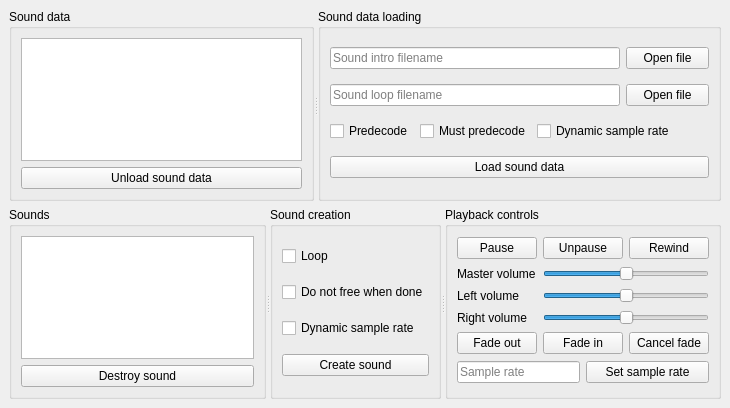
First picture: the form in examples/gui-qt/mainwindow.ui, repository Clownacy/clownaudio, before the edit.
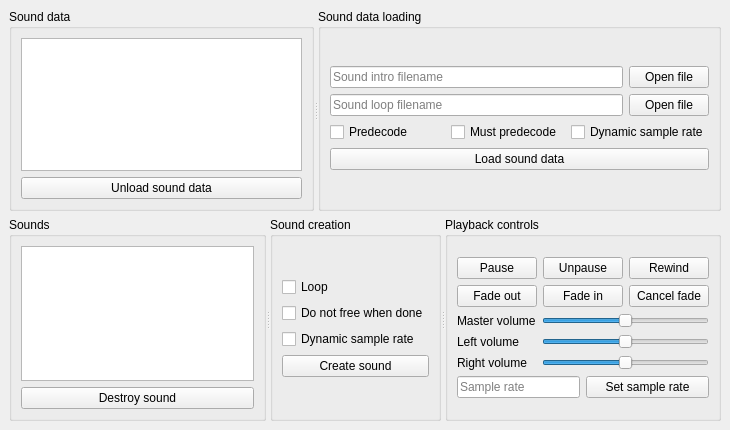
Second picture: the form after the edit.

Commit message: Qt6: More layout goofing

The edit to the form file:
```diff
--- a/examples/gui-qt/mainwindow.ui
+++ b/examples/gui-qt/mainwindow.ui
@@ -7,7 +7,7 @@
     <x>0</x>
     <y>0</y>
     <width>730</width>
-    <height>408</height>
+    <height>430</height>
    </rect>
   </property>
   <property name="windowTitle">
@@ -47,57 +47,78 @@
        <property name="title">
         <string>Sound data loading</string>
        </property>
+       <layout class="QVBoxLayout" name="verticalLayout_4">
+        <item>
+         <spacer name="verticalSpacer_5">
+          <property name="orientation">
+           <enum>Qt::Vertical</enum>
+          </property>
+          <property name="sizeHint" stdset="0">
+           <size>
+            <width>20</width>
+            <height>40</height>
+           </size>
+          </property>
+         </spacer>
+        </item>
+        <item>
        <layout class="QGridLayout" name="gridLayout">
-        <item row="0" column="0" colspan="3">
+          <item row="0" column="0">
          <widget class="QLineEdit" name="lineEdit_File1">
           <property name="placeholderText">
            <string>Sound intro filename</string>
           </property>
          </widget>
         </item>
-        <item row="0" column="3">
+          <item row="0" column="1">
          <widget class="QPushButton" name="pushButton_File1Open">
           <property name="text">
            <string>Open file</string>
           </property>
          </widget>
         </item>
-        <item row="1" column="0" colspan="3">
+          <item row="1" column="0">
          <widget class="QLineEdit" name="lineEdit_File2">
           <property name="placeholderText">
            <string>Sound loop filename</string>
           </property>
          </widget>
         </item>
-        <item row="1" column="3">
+          <item row="1" column="1">
          <widget class="QPushButton" name="pushButton_File2Open">
           <property name="text">
            <string>Open file</string>
           </property>
          </widget>
         </item>
-        <item row="2" column="0">
+         </layout>
+        </item>
+        <item>
+         <layout class="QHBoxLayout" name="horizontalLayout_2">
+          <item>
          <widget class="QCheckBox" name="checkBox_Predecode">
           <property name="text">
            <string>Predecode</string>
           </property>
          </widget>
         </item>
-        <item row="2" column="1">
+          <item>
          <widget class="QCheckBox" name="checkBox_MustPredecode">
           <property name="text">
            <string>Must predecode</string>
           </property>
          </widget>
         </item>
-        <item row="2" column="2" colspan="2">
+          <item>
          <widget class="QCheckBox" name="checkBox_DataDynamicSampleRate">
           <property name="text">
            <string>Dynamic sample rate</string>
           </property>
          </widget>
         </item>
-        <item row="3" column="0" colspan="4">
+         </layout>
+        </item>
+        <item>
          <widget class="QPushButton" name="pushButton_LoadSoundData">
           <property name="text">
            <string>Load sound data</string>
@@ -107,6 +128,19 @@
           </property>
          </widget>
         </item>
+        <item>
+         <spacer name="verticalSpacer_6">
+          <property name="orientation">
+           <enum>Qt::Vertical</enum>
+          </property>
+          <property name="sizeHint" stdset="0">
+           <size>
+            <width>20</width>
+            <height>40</height>
+           </size>
+          </property>
+         </spacer>
+        </item>
        </layout>
       </widget>
      </widget>
@@ -144,6 +178,19 @@
         <string>Sound creation</string>
        </property>
        <layout class="QVBoxLayout" name="verticalLayout_5">
+        <item>
+         <spacer name="verticalSpacer">
+          <property name="orientation">
+           <enum>Qt::Vertical</enum>
+          </property>
+          <property name="sizeHint" stdset="0">
+           <size>
+            <width>20</width>
+            <height>40</height>
+           </size>
+          </property>
+         </spacer>
+        </item>
         <item>
          <widget class="QCheckBox" name="checkBox_Loop">
           <property name="enabled">
@@ -184,61 +231,180 @@
           </property>
          </widget>
         </item>
+        <item>
+         <spacer name="verticalSpacer_2">
+          <property name="orientation">
+           <enum>Qt::Vertical</enum>
+          </property>
+          <property name="sizeHint" stdset="0">
+           <size>
+            <width>20</width>
+            <height>40</height>
+           </size>
+          </property>
+         </spacer>
+        </item>
        </layout>
       </widget>
       <widget class="QGroupBox" name="groupBox_PlaybackControls">
        <property name="enabled">
         <bool>true</bool>
        </property>
+       <property name="sizePolicy">
+        <sizepolicy hsizetype="Preferred" vsizetype="Preferred">
+         <horstretch>0</horstretch>
+         <verstretch>0</verstretch>
+        </sizepolicy>
+       </property>
        <property name="title">
         <string>Playback controls</string>
        </property>
+       <layout class="QVBoxLayout" name="verticalLayout_3">
+        <item>
+         <spacer name="verticalSpacer_3">
+          <property name="orientation">
+           <enum>Qt::Vertical</enum>
+          </property>
+          <property name="sizeHint" stdset="0">
+           <size>
+            <width>20</width>
+            <height>40</height>
+           </size>
+          </property>
+         </spacer>
+        </item>
+        <item>
        <layout class="QGridLayout" name="gridLayout_2">
         <item row="0" column="0">
          <widget class="QPushButton" name="pushButton_Pause">
           <property name="enabled">
            <bool>true</bool>
           </property>
+            <property name="sizePolicy">
+             <sizepolicy hsizetype="Minimum" vsizetype="Fixed">
+              <horstretch>0</horstretch>
+              <verstretch>0</verstretch>
+             </sizepolicy>
+            </property>
           <property name="text">
            <string>Pause</string>
           </property>
          </widget>
         </item>
-        <item row="0" column="1" colspan="2">
+          <item row="0" column="1">
          <widget class="QPushButton" name="pushButton_Unpause">
           <property name="enabled">
            <bool>true</bool>
           </property>
+            <property name="sizePolicy">
+             <sizepolicy hsizetype="Minimum" vsizetype="Fixed">
+              <horstretch>0</horstretch>
+              <verstretch>0</verstretch>
+             </sizepolicy>
+            </property>
           <property name="text">
            <string>Unpause</string>
           </property>
          </widget>
         </item>
-        <item row="0" column="3">
+          <item row="0" column="2">
          <widget class="QPushButton" name="pushButton_Rewind">
           <property name="enabled">
            <bool>true</bool>
           </property>
+            <property name="sizePolicy">
+             <sizepolicy hsizetype="Minimum" vsizetype="Fixed">
+              <horstretch>0</horstretch>
+              <verstretch>0</verstretch>
+             </sizepolicy>
+            </property>
           <property name="text">
            <string>Rewind</string>
           </property>
          </widget>
         </item>
         <item row="1" column="0">
+           <widget class="QPushButton" name="pushButton_FadeOut">
+            <property name="enabled">
+             <bool>true</bool>
+            </property>
+            <property name="sizePolicy">
+             <sizepolicy hsizetype="Minimum" vsizetype="Fixed">
+              <horstretch>0</horstretch>
+              <verstretch>0</verstretch>
+             </sizepolicy>
+            </property>
+            <property name="text">
+             <string>Fade out</string>
+            </property>
+           </widget>
+          </item>
+          <item row="1" column="1">
+           <widget class="QPushButton" name="pushButton_FadeIn">
+            <property name="enabled">
+             <bool>true</bool>
+            </property>
+            <property name="sizePolicy">
+             <sizepolicy hsizetype="Minimum" vsizetype="Fixed">
+              <horstretch>0</horstretch>
+              <verstretch>0</verstretch>
+             </sizepolicy>
+            </property>
+            <property name="text">
+             <string>Fade in</string>
+            </property>
+           </widget>
+          </item>
+          <item row="1" column="2">
+           <widget class="QPushButton" name="pushButton_CancelFade">
+            <property name="enabled">
+             <bool>true</bool>
+            </property>
+            <property name="sizePolicy">
+             <sizepolicy hsizetype="Minimum" vsizetype="Fixed">
+              <horstretch>0</horstretch>
+              <verstretch>0</verstretch>
+             </sizepolicy>
+            </property>
+            <property name="text">
+             <string>Cancel fade</string>
+            </property>
+           </widget>
+          </item>
+         </layout>
+        </item>
+        <item>
+         <layout class="QFormLayout" name="formLayout">
+          <property name="sizeConstraint">
+           <enum>QLayout::SetDefaultConstraint</enum>
+          </property>
+          <item row="0" column="0">
          <widget class="QLabel" name="label_MasterVolume">
           <property name="enabled">
            <bool>true</bool>
           </property>
+            <property name="sizePolicy">
+             <sizepolicy hsizetype="Minimum" vsizetype="Preferred">
+              <horstretch>0</horstretch>
+              <verstretch>0</verstretch>
+             </sizepolicy>
+            </property>
           <property name="text">
            <string>Master volume</string>
           </property>
          </widget>
         </item>
-        <item row="1" column="1" colspan="3">
+          <item row="0" column="1">
          <widget class="QSlider" name="horizontalSlider_MasterVolume">
           <property name="enabled">
            <bool>true</bool>
           </property>
+            <property name="sizePolicy">
+             <sizepolicy hsizetype="Minimum" vsizetype="Fixed">
+              <horstretch>0</horstretch>
+              <verstretch>0</verstretch>
+             </sizepolicy>
+            </property>
           <property name="maximum">
            <number>512</number>
           </property>
@@ -256,21 +422,33 @@
           </property>
          </widget>
         </item>
-        <item row="2" column="0">
+          <item row="1" column="0">
          <widget class="QLabel" name="label_LeftVolume">
           <property name="enabled">
            <bool>true</bool>
           </property>
+            <property name="sizePolicy">
+             <sizepolicy hsizetype="Minimum" vsizetype="Preferred">
+              <horstretch>0</horstretch>
+              <verstretch>0</verstretch>
+             </sizepolicy>
+            </property>
           <property name="text">
            <string>Left volume</string>
           </property>
          </widget>
         </item>
-        <item row="2" column="1" colspan="3">
+          <item row="1" column="1">
          <widget class="QSlider" name="horizontalSlider_LeftVolume">
           <property name="enabled">
            <bool>true</bool>
           </property>
+            <property name="sizePolicy">
+             <sizepolicy hsizetype="Minimum" vsizetype="Fixed">
+              <horstretch>0</horstretch>
+              <verstretch>0</verstretch>
+             </sizepolicy>
+            </property>
           <property name="maximum">
            <number>512</number>
           </property>
@@ -282,21 +460,33 @@
           </property>
          </widget>
         </item>
-        <item row="3" column="0">
+          <item row="2" column="0">
          <widget class="QLabel" name="label_RightVolume">
           <property name="enabled">
            <bool>true</bool>
           </property>
+            <property name="sizePolicy">
+             <sizepolicy hsizetype="Minimum" vsizetype="Preferred">
+              <horstretch>0</horstretch>
+              <verstretch>0</verstretch>
+             </sizepolicy>
+            </property>
           <property name="text">
            <string>Right volume</string>
           </property>
          </widget>
         </item>
-        <item row="3" column="1" colspan="3">
+          <item row="2" column="1">
          <widget class="QSlider" name="horizontalSlider_RightVolume">
           <property name="enabled">
            <bool>true</bool>
           </property>
+            <property name="sizePolicy">
+             <sizepolicy hsizetype="Minimum" vsizetype="Fixed">
+              <horstretch>0</horstretch>
+              <verstretch>0</verstretch>
+             </sizepolicy>
+            </property>
           <property name="maximum">
            <number>512</number>
           </property>
@@ -308,55 +498,56 @@
           </property>
          </widget>
         </item>
-        <item row="4" column="0">
-         <widget class="QPushButton" name="pushButton_FadeOut">
-          <property name="enabled">
-           <bool>true</bool>
-          </property>
-          <property name="text">
-           <string>Fade out</string>
-          </property>
-         </widget>
+         </layout>
         </item>
-        <item row="4" column="1" colspan="2">
-         <widget class="QPushButton" name="pushButton_FadeIn">
-          <property name="enabled">
-           <bool>true</bool>
-          </property>
-          <property name="text">
-           <string>Fade in</string>
-          </property>
-         </widget>
-        </item>
-        <item row="4" column="3">
-         <widget class="QPushButton" name="pushButton_CancelFade">
-          <property name="enabled">
-           <bool>true</bool>
-          </property>
-          <property name="text">
-           <string>Cancel fade</string>
-          </property>
-         </widget>
-        </item>
-        <item row="5" column="0" colspan="2">
+        <item>
+         <layout class="QHBoxLayout" name="horizontalLayout_6">
+          <item>
          <widget class="QLineEdit" name="lineEdit_SampleRate">
           <property name="enabled">
            <bool>true</bool>
           </property>
+            <property name="sizePolicy">
+             <sizepolicy hsizetype="Minimum" vsizetype="Fixed">
+              <horstretch>0</horstretch>
+              <verstretch>0</verstretch>
+             </sizepolicy>
+            </property>
           <property name="placeholderText">
            <string>Sample rate</string>
           </property>
          </widget>
         </item>
-        <item row="5" column="2" colspan="2">
+          <item>
          <widget class="QPushButton" name="pushButton_SetSampleRate">
           <property name="enabled">
            <bool>true</bool>
           </property>
+            <property name="sizePolicy">
+             <sizepolicy hsizetype="Minimum" vsizetype="Fixed">
+              <horstretch>0</horstretch>
+              <verstretch>0</verstretch>
+             </sizepolicy>
+            </property>
           <property name="text">
            <string>Set sample rate</string>
           </property>
          </widget>
+          </item>
+         </layout>
+        </item>
+        <item>
+         <spacer name="verticalSpacer_4">
+          <property name="orientation">
+           <enum>Qt::Vertical</enum>
+          </property>
+          <property name="sizeHint" stdset="0">
+           <size>
+            <width>20</width>
+            <height>40</height>
+           </size>
+          </property>
+         </spacer>
         </item>
        </layout>
       </widget>
```
Lines whose indentation alone changed are shown as unchanged.
